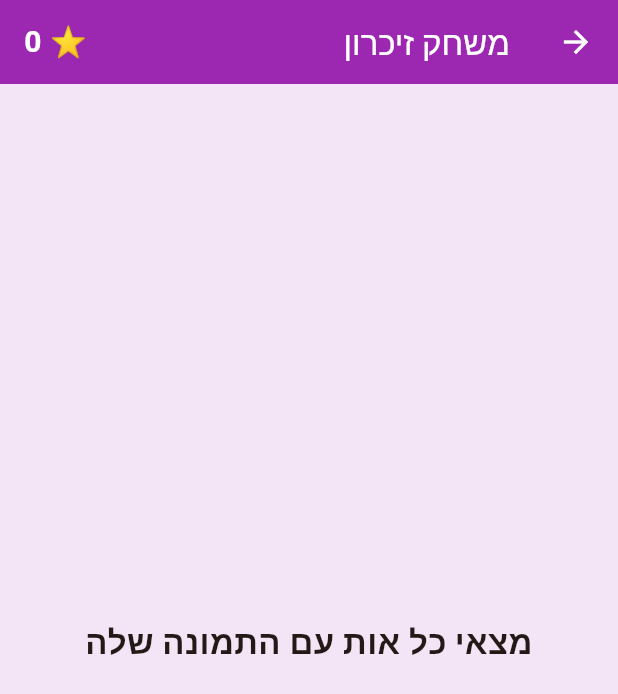
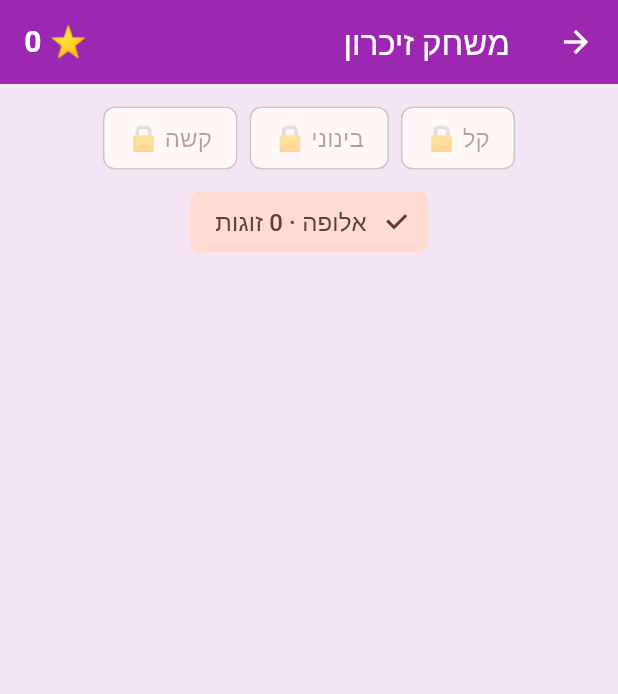
Before and after one commit to oferitzhaki/yuli_my_letters, a Flutter app: the MemoryScreen screen opened directly, on a phone screen of 412 x 824 dp. Shown: the top 694 px of the screen. Run offline on Flutter 3.47's test engine with Material 3 defaults, Android fonts, the phone set to English and light mode, and no system bars; our stand-ins replace just_audio, shared_preferences; accounts and stored records are empty.

Commit message:
Memory game: difficulty levels up to 24 cards

```diff
--- a/lib/screens/memory_screen.dart
+++ b/lib/screens/memory_screen.dart
@@ -27,7 +27,10 @@ class MemoryScreen extends StatefulWidget {
 }
 
 class _MemoryScreenState extends State<MemoryScreen> {
-  static const int pairs = 4;
+  // Difficulty: name and number of pairs. "אלופה" = as many as she can
+  // get (limited by the letters she has already met, up to 12 pairs).
+  static const _levels = [('קל', 4), ('בינוני', 6), ('קשה', 8), ('אלופה', 12)];
+  int _level = 3; // start at the hardest available
   static const int pointsPerPair = 5;
 
   final LetterAudio _audio = LetterAudio();
@@ -53,6 +56,7 @@ class _MemoryScreenState extends State<MemoryScreen> {
   void _newGame() {
     final pool = List.of(ProgressService.instance.playableLetters)
       ..shuffle(_random);
+    final pairs = min(_levels[_level].$2, pool.length);
     final letters = pool.take(pairs);
     _cards = [
       for (final c in letters) ...[_MemoryCard(c, true), _MemoryCard(c, false)],
@@ -137,38 +141,104 @@ class _MemoryScreenState extends State<MemoryScreen> {
           ],
         ),
         body: SafeArea(
-          child: Center(
-            child: SingleChildScrollView(
-              padding: const EdgeInsets.all(20),
-              child: ConstrainedBox(
-                constraints: const BoxConstraints(maxWidth: 560),
+          child: Padding(
+            padding: const EdgeInsets.all(12),
             child: Column(
               children: [
-                    const Text(
-                      'מצאי כל אות עם התמונה שלה',
-                      style: TextStyle(
-                        fontSize: 22,
-                        fontWeight: FontWeight.bold,
+                _buildLevelPicker(),
+                const SizedBox(height: 10),
+                Expanded(
+                  child: LayoutBuilder(
+                    builder: (context, constraints) {
+                      const gap = 10.0;
+                      final layout = _bestLayout(
+                        _cards.length,
+                        constraints.maxWidth,
+                        constraints.maxHeight,
+                        gap,
+                      );
+                      return Center(
+                        child: SizedBox(
+                          width: layout.cols * layout.w +
+                              (layout.cols - 1) * gap,
+                          child: Wrap(
+                            spacing: gap,
+                            runSpacing: gap,
+                            children: [
+                              for (final card in _cards)
+                                SizedBox(
+                                  width: layout.w,
+                                  height: layout.h,
+                                  child: _buildCard(card),
+                                ),
+                            ],
                           ),
                         ),
-                    const SizedBox(height: 24),
-                    GridView.count(
-                      crossAxisCount: 4,
-                      shrinkWrap: true,
-                      physics: const NeverScrollableScrollPhysics(),
-                      mainAxisSpacing: 12,
-                      crossAxisSpacing: 12,
-                      childAspectRatio: 0.8,
-                      children: _cards.map(_buildCard).toList(),
+                      );
+                    },
+                  ),
                 ),
               ],
             ),
           ),
         ),
       ),
+    );
+  }
+
+  Widget _buildLevelPicker() {
+    final available = ProgressService.instance.playableLetters.length;
+    final lastLevel = _levels.length - 1;
+    return Wrap(
+      alignment: WrapAlignment.center,
+      spacing: 8,
+      runSpacing: 8,
+      children: [
+        for (var i = 0; i < _levels.length; i++)
+          Builder(builder: (context) {
+            final enabled = i == lastLevel || _levels[i].$2 <= available;
+            final pairs = min(_levels[i].$2, available);
+            return ChoiceChip(
+              label: Text(
+                enabled ? '${_levels[i].$1} · $pairs זוגות' : '${_levels[i].$1} 🔒',
+                style: const TextStyle(fontSize: 16),
               ),
-      ),
+              selected: _level == i,
+              onSelected: enabled
+                  ? (_) => setState(() {
+                        _level = i;
+                        _newGame();
+                      })
+                  : null,
             );
+          }),
+      ],
+    );
+  }
+
+  /// Picks the number of columns that gives the biggest cards
+  /// while fitting every card on screen without scrolling.
+  ({int cols, double w, double h}) _bestLayout(
+    int count,
+    double maxW,
+    double maxH,
+    double gap,
+  ) {
+    const aspect = 0.8; // card width / height
+    var best = (cols: 2, w: 0.0, h: 0.0);
+    for (var cols = 2; cols <= 8; cols++) {
+      final rows = (count / cols).ceil();
+      var w = (maxW - gap * (cols - 1)) / cols;
+      var h = (maxH - gap * (rows - 1)) / rows;
+      if (w <= 0 || h <= 0) continue;
+      if (w / h > aspect) {
+        w = h * aspect;
+      } else {
+        h = w / aspect;
+      }
+      if (w > best.w) best = (cols: cols, w: w, h: h);
+    }
+    return best;
   }
 
   Widget _buildCard(_MemoryCard card) {
```
Lines whose indentation alone changed are shown as unchanged.
